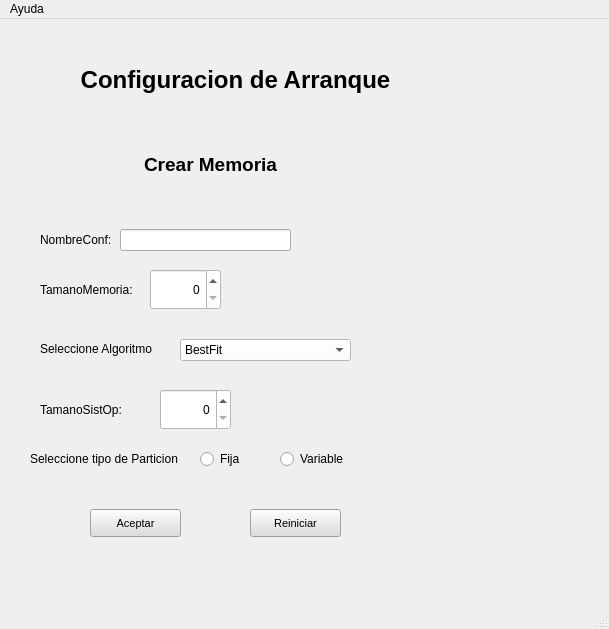
The window that apps/ui/configuracion1.ui (AlejandroFNadal/SistOp2019) describes before a commit, drawn with Qt 5.
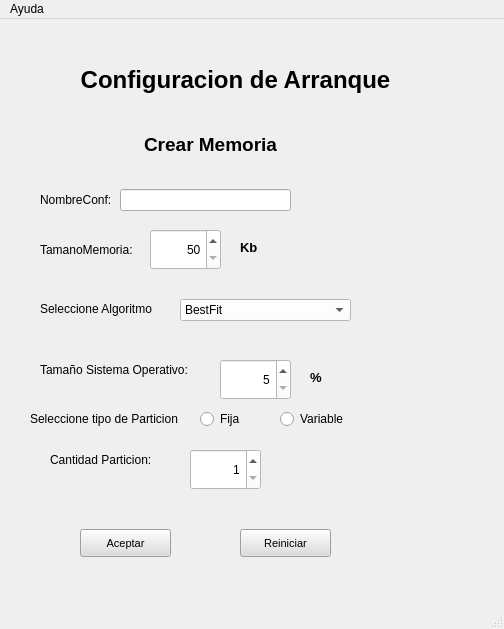
The same window after the commit.

Commit message: se modifico y agrego campos ui

```diff
--- a/apps/ui/configuracion1.ui
+++ b/apps/ui/configuracion1.ui
@@ -6,7 +6,7 @@
    <rect>
     <x>0</x>
     <y>0</y>
-    <width>609</width>
+    <width>504</width>
     <height>629</height>
    </rect>
   </property>
@@ -41,7 +41,7 @@
     <property name="geometry">
      <rect>
       <x>30</x>
-      <y>430</y>
+      <y>390</y>
       <width>161</width>
       <height>20</height>
      </rect>
@@ -54,7 +54,7 @@
     <property name="geometry">
      <rect>
       <x>200</x>
-      <y>430</y>
+      <y>390</y>
       <width>51</width>
       <height>20</height>
      </rect>
@@ -66,8 +66,8 @@
    <widget class="QSpinBox" name="spinBoxTamSo">
     <property name="geometry">
      <rect>
-      <x>160</x>
-      <y>370</y>
+      <x>220</x>
+      <y>340</y>
       <width>71</width>
       <height>41</height>
      </rect>
@@ -78,15 +78,18 @@
     <property name="alignment">
      <set>Qt::AlignRight|Qt::AlignTrailing|Qt::AlignVCenter</set>
     </property>
-    <property name="maximum">
+    <property name="minimum">
      <number>5</number>
     </property>
+    <property name="maximum">
+     <number>35</number>
+    </property>
    </widget>
    <widget class="QLabel" name="label_6">
     <property name="geometry">
      <rect>
       <x>50</x>
-      <y>120</y>
+      <y>100</y>
       <width>321</width>
       <height>51</height>
      </rect>
@@ -109,7 +112,7 @@
     <property name="geometry">
      <rect>
       <x>40</x>
-      <y>250</y>
+      <y>210</y>
       <width>111</width>
       <height>41</height>
      </rect>
@@ -122,7 +125,7 @@
     <property name="geometry">
      <rect>
       <x>150</x>
-      <y>250</y>
+      <y>210</y>
       <width>71</width>
       <height>41</height>
      </rect>
@@ -133,12 +136,15 @@
     <property name="alignment">
      <set>Qt::AlignRight|Qt::AlignTrailing|Qt::AlignVCenter</set>
     </property>
+    <property name="minimum">
+     <number>50</number>
+    </property>
    </widget>
    <widget class="QLabel" name="tamMem_2">
     <property name="geometry">
      <rect>
       <x>40</x>
-      <y>200</y>
+      <y>160</y>
       <width>81</width>
       <height>41</height>
      </rect>
@@ -151,20 +157,20 @@
     <property name="geometry">
      <rect>
       <x>40</x>
-      <y>370</y>
-      <width>111</width>
+      <y>330</y>
+      <width>171</width>
       <height>41</height>
      </rect>
     </property>
     <property name="text">
-     <string>TamanoSistOp:</string>
+     <string>Tamaño Sistema Operativo:</string>
     </property>
    </widget>
    <widget class="QLabel" name="label_3">
     <property name="geometry">
      <rect>
       <x>40</x>
-      <y>320</y>
+      <y>280</y>
       <width>131</width>
       <height>20</height>
      </rect>
@@ -177,7 +183,7 @@
     <property name="geometry">
      <rect>
       <x>180</x>
-      <y>320</y>
+      <y>280</y>
       <width>171</width>
       <height>22</height>
      </rect>
@@ -208,7 +214,7 @@
     <property name="geometry">
      <rect>
       <x>280</x>
-      <y>430</y>
+      <y>390</y>
       <width>81</width>
       <height>20</height>
      </rect>
@@ -221,7 +227,7 @@
     <property name="geometry">
      <rect>
       <x>120</x>
-      <y>210</y>
+      <y>170</y>
       <width>171</width>
       <height>22</height>
      </rect>
@@ -230,8 +236,8 @@
    <widget class="QPushButton" name="pushButtonAceptarConf">
     <property name="geometry">
      <rect>
-      <x>90</x>
-      <y>490</y>
+      <x>80</x>
+      <y>510</y>
       <width>91</width>
       <height>28</height>
      </rect>
@@ -253,8 +259,8 @@
    <widget class="QPushButton" name="pushButtonAceptarConf_2">
     <property name="geometry">
      <rect>
-      <x>250</x>
-      <y>490</y>
+      <x>240</x>
+      <y>510</y>
       <width>91</width>
       <height>28</height>
      </rect>
@@ -273,13 +279,88 @@
      <string>Reiniciar</string>
     </property>
    </widget>
+   <widget class="QLabel" name="label_4">
+    <property name="geometry">
+     <rect>
+      <x>310</x>
+      <y>350</y>
+      <width>31</width>
+      <height>16</height>
+     </rect>
+    </property>
+    <property name="font">
+     <font>
+      <pointsize>10</pointsize>
+      <weight>75</weight>
+      <bold>true</bold>
+     </font>
+    </property>
+    <property name="text">
+     <string>%</string>
+    </property>
+   </widget>
+   <widget class="QSpinBox" name="spinBox_cantParticion">
+    <property name="geometry">
+     <rect>
+      <x>190</x>
+      <y>430</y>
+      <width>71</width>
+      <height>41</height>
+     </rect>
+    </property>
+    <property name="styleSheet">
+     <string notr="true">background-color: rgb(255, 255, 255);</string>
+    </property>
+    <property name="alignment">
+     <set>Qt::AlignRight|Qt::AlignTrailing|Qt::AlignVCenter</set>
+    </property>
+    <property name="minimum">
+     <number>1</number>
+    </property>
+    <property name="maximum">
+     <number>50</number>
+    </property>
+   </widget>
+   <widget class="QLabel" name="tamMem_10">
+    <property name="geometry">
+     <rect>
+      <x>50</x>
+      <y>420</y>
+      <width>111</width>
+      <height>41</height>
+     </rect>
+    </property>
+    <property name="text">
+     <string>Cantidad Particion:</string>
+    </property>
+   </widget>
+   <widget class="QLabel" name="label_5">
+    <property name="geometry">
+     <rect>
+      <x>240</x>
+      <y>220</y>
+      <width>31</width>
+      <height>16</height>
+     </rect>
+    </property>
+    <property name="font">
+     <font>
+      <pointsize>10</pointsize>
+      <weight>75</weight>
+      <bold>true</bold>
+     </font>
+    </property>
+    <property name="text">
+     <string>Kb</string>
+    </property>
+   </widget>
   </widget>
   <widget class="QMenuBar" name="menubar">
    <property name="geometry">
     <rect>
      <x>0</x>
      <y>0</y>
-     <width>609</width>
+     <width>504</width>
      <height>26</height>
     </rect>
    </property>
```
Left out of the diff: 6 changed lines with no effect on the pictures. The commit also changes 7 other files.
